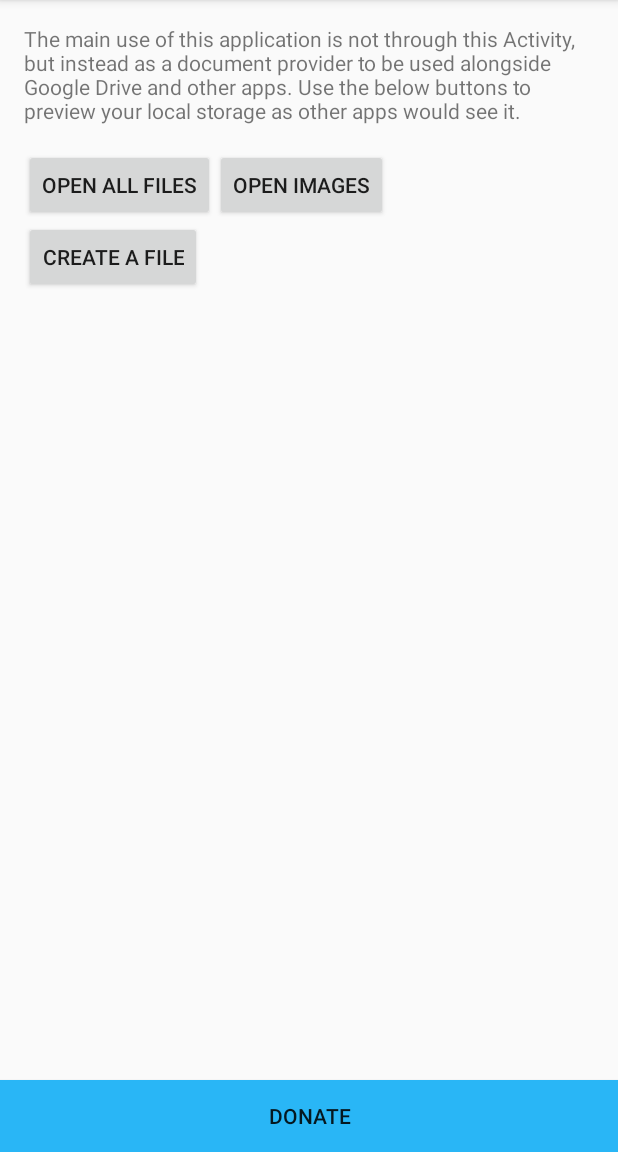
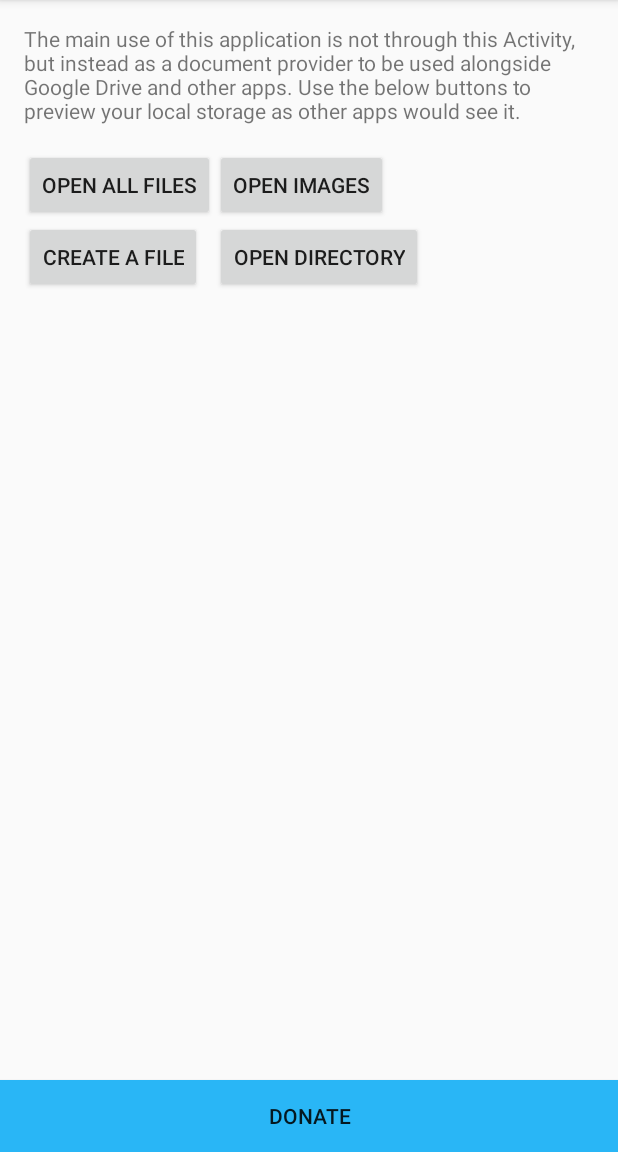
Before and after one commit to ianhanniballake/LocalStorage, an Android app: the screen it shows after launch (MainActivity), on a phone screen of 412 x 824 dp, the part 84-1236 px from its top. Run offline under Robolectric (Android 15) with nearby library versions, the phone set to English and light mode, and no system bars; pictures from the network do not load.

Commit message:
Adds code to handle the response from ACTION_OPEN_DOCUMENT_TREE for API21+ devices

```diff
--- a/mobile/src/main/res/layout-land/activity_main.xml
+++ b/mobile/src/main/res/layout-land/activity_main.xml
@@ -2,7 +2,6 @@
                 xmlns:tools="http://schemas.android.com/tools"
                 android:layout_width="match_parent"
                 android:layout_height="match_parent"
-                android:layout_marginBottom="@dimen/activity_vertical_margin"
                 android:layout_marginEnd="@dimen/activity_horizontal_margin"
                 android:layout_marginStart="@dimen/activity_horizontal_margin"
                 android:layout_marginTop="@dimen/activity_vertical_margin"
@@ -36,12 +35,19 @@
         android:layout_below="@id/open_images"
         android:text="@string/create_file"/>
 
+    <Button
+        android:id="@+id/open_directory"
+        android:layout_width="wrap_content"
+        android:layout_height="wrap_content"
+        android:layout_below="@id/create_file"
+        android:text="@string/open_directory"/>
+
     <include
         android:id="@+id/bottom_banner"
         layout="@layout/bottom_banner"
         android:layout_width="wrap_content"
         android:layout_height="wrap_content"
-        android:layout_below="@id/create_file"/>
+        android:layout_below="@id/open_directory"/>
 
     <TextView
         android:id="@+id/returned_name"
@@ -53,14 +59,34 @@
         android:layout_marginTop="@dimen/padding_vertical"
         android:layout_toEndOf="@id/open_all_files"/>
 
-    <ImageView
-        android:id="@+id/returned_image"
+    <ViewSwitcher
+        android:id="@+id/returned_details_switcher"
         android:layout_width="match_parent"
         android:layout_height="0dp"
         android:layout_alignParentBottom="true"
         android:layout_below="@id/returned_name"
-        android:layout_marginStart="@dimen/padding_horizontal"
-        android:layout_toEndOf="@id/open_all_files"
-        android:scaleType="fitCenter"/>
+        android:layout_toEndOf="@id/open_directory">
+
+        <ImageView
+            android:id="@+id/returned_image"
+            android:layout_width="match_parent"
+            android:layout_height="match_parent"
+            android:layout_marginBottom="@dimen/activity_vertical_margin"
+            android:layout_marginStart="@dimen/padding_horizontal"
+            android:scaleType="fitCenter"/>
+
+        <ScrollView
+            android:layout_width="match_parent"
+            android:layout_height="match_parent"
+            android:clipToPadding="false"
+            android:paddingBottom="@dimen/activity_vertical_margin">
+
+            <TextView
+                android:id="@+id/returned_children"
+                android:layout_width="match_parent"
+                android:layout_height="wrap_content"
+                android:layout_marginStart="@dimen/padding_horizontal"/>
+        </ScrollView>
+    </ViewSwitcher>
 
 </RelativeLayout>
--- a/mobile/src/main/res/layout/activity_main.xml
+++ b/mobile/src/main/res/layout/activity_main.xml
@@ -7,12 +7,10 @@
 
     <GridLayout
         android:layout_width="match_parent"
-        android:layout_height="0dp"
-        android:layout_marginBottom="@dimen/activity_vertical_margin"
+        android:layout_height="wrap_content"
         android:layout_marginEnd="@dimen/activity_horizontal_margin"
         android:layout_marginStart="@dimen/activity_horizontal_margin"
         android:layout_marginTop="@dimen/activity_vertical_margin"
-        android:layout_weight="1"
         android:columnCount="@integer/column_span">
 
         <TextView
@@ -34,6 +32,10 @@
             android:id="@+id/create_file"
             android:text="@string/create_file"/>
 
+        <Button
+            android:id="@+id/open_directory"
+            android:text="@string/open_directory"/>
+
         <TextView
             android:id="@+id/returned_name"
             android:layout_columnSpan="@integer/column_span"
@@ -41,13 +43,37 @@
             android:layout_marginBottom="@dimen/padding_vertical"
             android:layout_marginTop="@dimen/padding_vertical"/>
 
+    </GridLayout>
+
+    <ViewSwitcher
+        android:id="@+id/returned_details_switcher"
+        android:layout_width="match_parent"
+        android:layout_height="0dp"
+        android:layout_weight="1">
+
         <ImageView
             android:id="@+id/returned_image"
-            android:layout_columnSpan="@integer/column_span"
-            android:layout_gravity="fill_vertical|fill_horizontal"
+            android:layout_width="match_parent"
+            android:layout_height="match_parent"
+            android:layout_marginBottom="@dimen/activity_vertical_margin"
+            android:layout_marginEnd="@dimen/activity_horizontal_margin"
+            android:layout_marginStart="@dimen/activity_horizontal_margin"
             android:scaleType="fitCenter"/>
 
-    </GridLayout>
+        <ScrollView
+            android:layout_width="match_parent"
+            android:layout_height="match_parent"
+            android:clipToPadding="false"
+            android:paddingBottom="@dimen/activity_vertical_margin">
+
+            <TextView
+                android:id="@+id/returned_children"
+                android:layout_width="match_parent"
+                android:layout_height="wrap_content"
+                android:layout_marginEnd="@dimen/activity_horizontal_margin"
+                android:layout_marginStart="@dimen/activity_horizontal_margin"/>
+        </ScrollView>
+    </ViewSwitcher>
 
     <include
         android:id="@+id/bottom_banner"
--- a/mobile/src/main/res/values/strings.xml
+++ b/mobile/src/main/res/values/strings.xml
@@ -7,6 +7,8 @@
     <string name="open_all_files">Open all files</string>
     <string name="open_images">Open images</string>
     <string name="create_file">Create a file</string>
+    <string name="open_directory">Open Directory</string>
+    <string name="parent_document_title">%1$d Children for %2$s:</string>
     <!-- Donate -->
     <string name="donate">Donate</string>
     <string name="donate_header">Please consider supporting further development by donating to the developer!</string>
```
Also changed, not shown: mobile/src/main/java/com/ianhanniballake/localstorage/MainActivity.java (+81 -10 lines).
